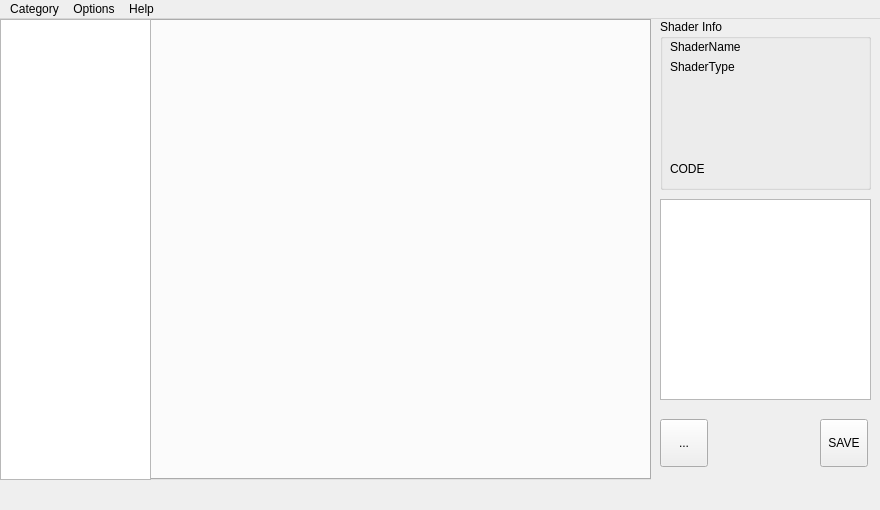
Qt form msl/ui/ui/main.ui (MaxRocamora/MayaShaderLibrary) before a commit.
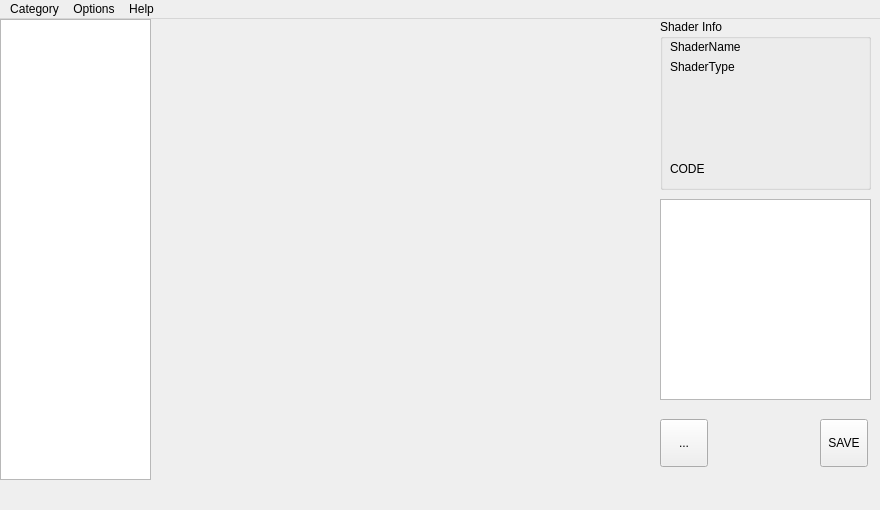
The same form after that commit.

Patch:
```diff
--- a/msl/ui/ui/main.ui
+++ b/msl/ui/ui/main.ui
@@ -43,19 +43,6 @@
    <string>Shader Library</string>
   </property>
   <widget class="QWidget" name="centralwidget">
-   <widget class="QTabWidget" name="tab_materials">
-    <property name="geometry">
-     <rect>
-      <x>150</x>
-      <y>0</y>
-      <width>501</width>
-      <height>461</height>
-     </rect>
-    </property>
-    <property name="currentIndex">
-     <number>-1</number>
-    </property>
-   </widget>
    <widget class="QToolButton" name="btn_save_changes">
     <property name="geometry">
      <rect>
@@ -208,6 +195,17 @@
      </sizepolicy>
     </property>
    </widget>
+   <widget class="QWidget" name="verticalLayoutWidget">
+    <property name="geometry">
+     <rect>
+      <x>150</x>
+      <y>0</y>
+      <width>511</width>
+      <height>461</height>
+     </rect>
+    </property>
+    <layout class="QVBoxLayout" name="vbox"/>
+   </widget>
   </widget>
   <widget class="QMenuBar" name="menubar">
    <property name="geometry">
```
